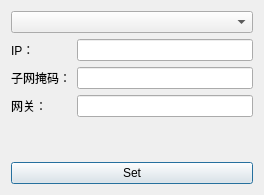
This is frmmodifynetworkip.ui in zhoushanbao1994/frmModifyNetworkIP as Qt 5 draws it before an edit. The edited form follows.
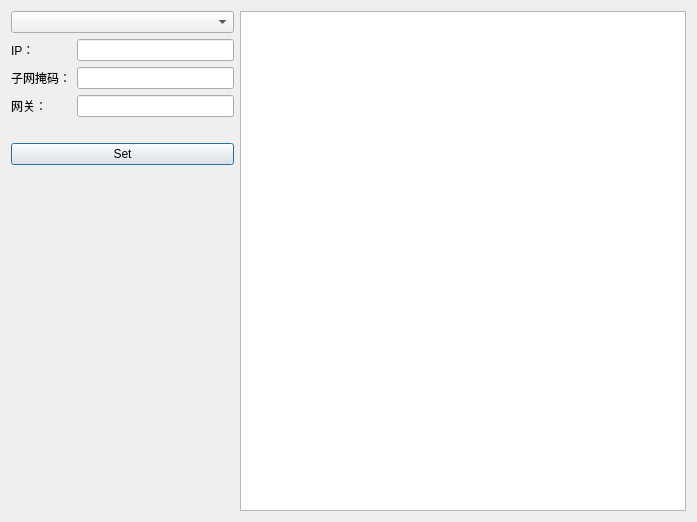
This is the edited form.

Commit message: 增加显示信息

The edit to the form file:
```diff
--- a/frmmodifynetworkip.ui
+++ b/frmmodifynetworkip.ui
@@ -6,14 +6,14 @@
    <rect>
     <x>0</x>
     <y>0</y>
-    <width>264</width>
-    <height>195</height>
+    <width>697</width>
+    <height>522</height>
    </rect>
   </property>
   <property name="windowTitle">
    <string>frmModifyNetworkIP</string>
   </property>
-  <layout class="QVBoxLayout" name="verticalLayout_2">
+  <layout class="QHBoxLayout" name="horizontalLayout" stretch="1,2">
    <item>
     <layout class="QVBoxLayout" name="verticalLayout">
      <item>
@@ -53,8 +53,6 @@
        </item>
       </layout>
      </item>
-    </layout>
-   </item>
    <item>
     <widget class="QLabel" name="label">
      <property name="text">
@@ -68,6 +66,24 @@
       <string>Set</string>
      </property>
     </widget>
+     </item>
+     <item>
+      <spacer name="verticalSpacer">
+       <property name="orientation">
+        <enum>Qt::Vertical</enum>
+       </property>
+       <property name="sizeHint" stdset="0">
+        <size>
+         <width>20</width>
+         <height>40</height>
+        </size>
+       </property>
+      </spacer>
+     </item>
+    </layout>
+   </item>
+   <item>
+    <widget class="QTextEdit" name="textEdit"/>
    </item>
   </layout>
  </widget>
```
Lines whose indentation alone changed are shown as unchanged. The commit also changes 1 other file.
